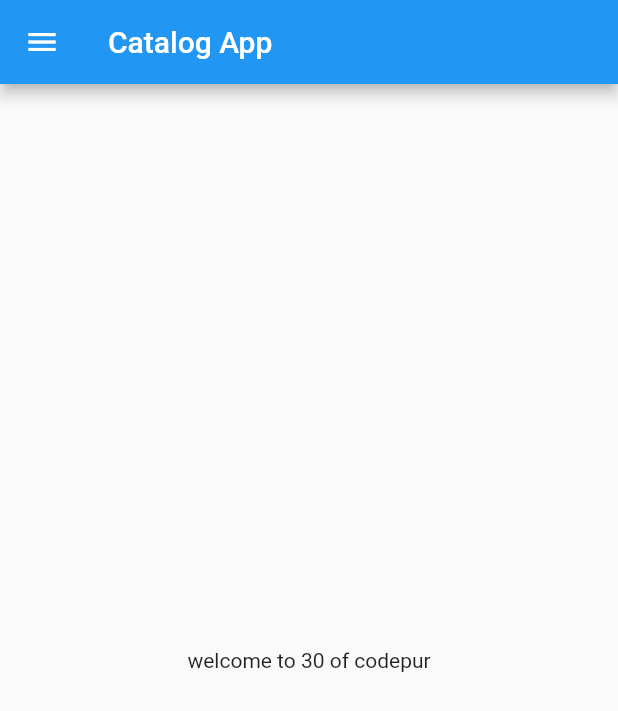
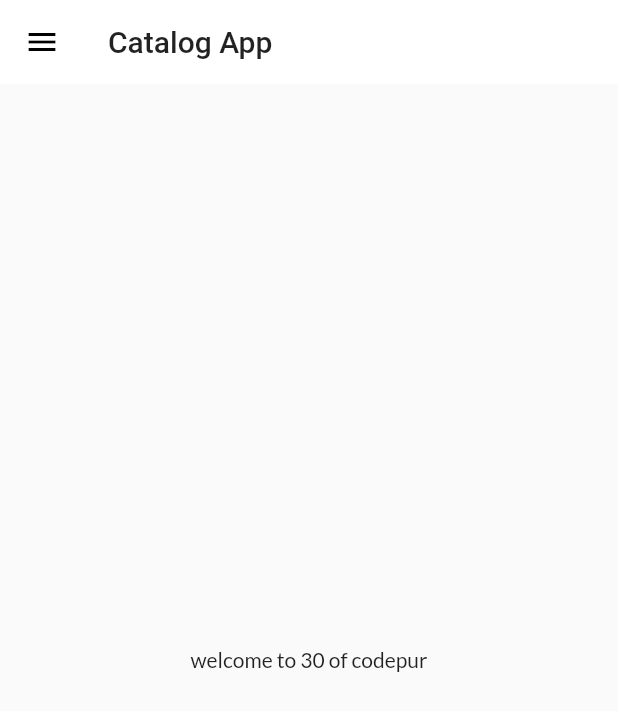
Before and after one commit to Shailesh103/flutterisBack, a Flutter app: the Homepage screen opened directly, on a phone screen of 412 x 824 dp. Shown: the top 711 px of the screen. Run offline on Flutter 3.47's test engine with Material 2 defaults, Android fonts, the phone set to English and light mode, and no system bars; our stand-ins replace google_fonts.

Commit message:
themes extracted

```diff
--- /dev/null
+++ b/lib/widget/themes.dart
@@ -0,0 +1,21 @@
+import 'package:flutter/material.dart';
+import 'package:google_fonts/google_fonts.dart';
+
+class MyTheme{
+  static ThemeData lightTheme(BuildContext context) => ThemeData(
+        primarySwatch: Colors.deepPurple,
+        fontFamily: GoogleFonts.lato().fontFamily,
+        appBarTheme: AppBarTheme(
+          color: Colors.white,
+          elevation: 0.0,
+          iconTheme: IconThemeData(color: Colors.black), toolbarTextStyle: Theme.of(context).textTheme.bodyText2, titleTextStyle: Theme.of(context).textTheme.headline6,
+        ),
+        );
+
+
+      static ThemeData DarkTheme(BuildContext context) => ThemeData(
+           brightness: Brightness.dark,
+        );
+
+
+}
```
Also changed, not shown: lib/main.dart (+17 -10 lines).
